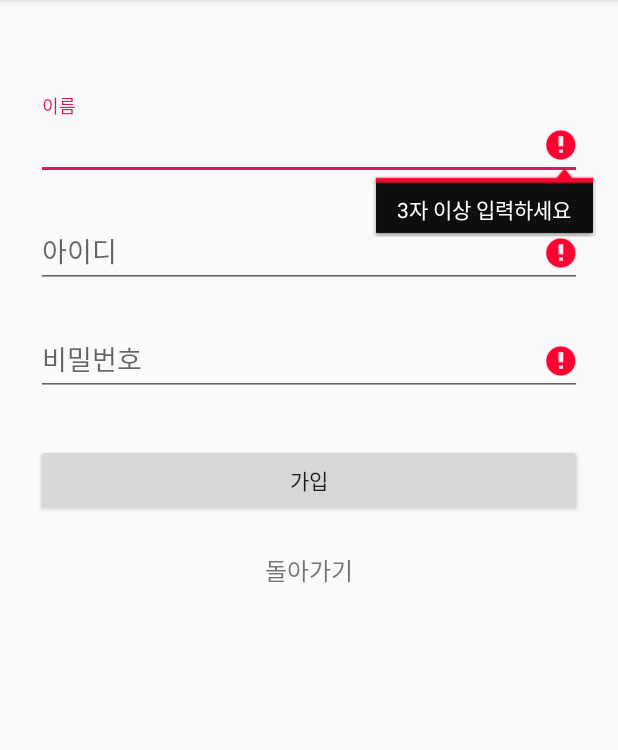
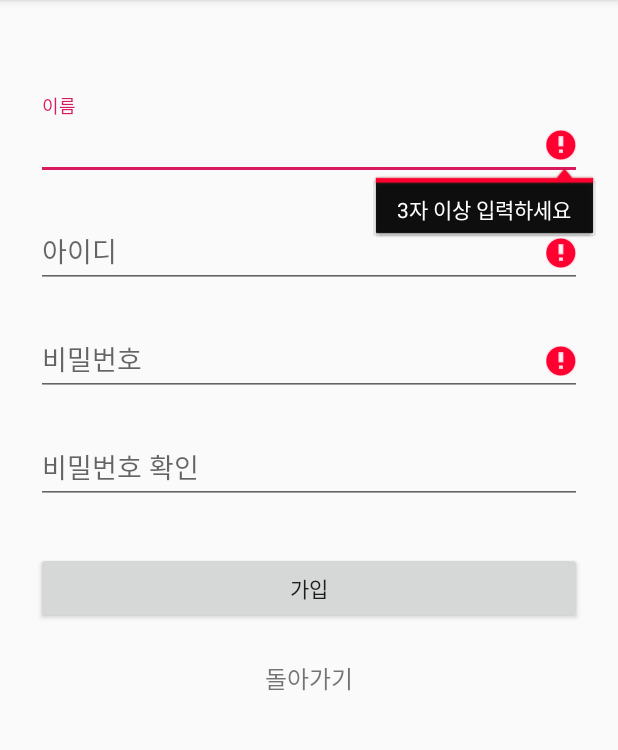
Before and after one commit to cyblack/HelpMom, an Android app: the RegisterActivity screen opened directly, with no data from a screen before it, after a tap on "가입", on a phone screen of 412 x 824 dp, the part 84-834 px from its top. Run offline under Robolectric (Android 15) with nearby library versions, the phone set to English and light mode, and no system bars.

Commit message:
Keyboard UI Fixed
Password Confirm Added

```diff
--- a/app/src/main/java/org/androidtown/helpmom/LoginActivity.java
+++ b/app/src/main/java/org/androidtown/helpmom/LoginActivity.java
@@ -6,6 +6,7 @@ import android.support.v7.app.AppCompatActivity;
 import android.os.Bundle;
 import android.util.Log;
 import android.view.View;
+import android.view.WindowManager;
 import android.widget.Button;
 import android.widget.EditText;
 import android.widget.ImageView;
@@ -31,6 +32,7 @@ public class LoginActivity extends AppCompatActivity {
     protected void onCreate(Bundle savedInstanceState) {
         super.onCreate(savedInstanceState);
         setContentView(R.layout.activity_login);
+        getWindow().setSoftInputMode(WindowManager.LayoutParams.SOFT_INPUT_ADJUST_PAN);
 
         id=(EditText)findViewById(R.id.id);
         pw=(EditText)findViewById(R.id.pw);
--- a/app/src/main/java/org/androidtown/helpmom/RegisterActivity.java
+++ b/app/src/main/java/org/androidtown/helpmom/RegisterActivity.java
@@ -6,6 +6,7 @@ import android.support.v7.app.AppCompatActivity;
 import android.os.Bundle;
 import android.util.Log;
 import android.view.View;
+import android.view.WindowManager;
 import android.widget.Button;
 import android.widget.EditText;
 import android.widget.TextView;
@@ -22,6 +23,7 @@ public class RegisterActivity extends AppCompatActivity {
     EditText name;
     EditText id;
     EditText pw;
+    EditText pwConfirm;
     Button registerBtn;
     TextView loginLink;
 
@@ -29,11 +31,14 @@ public class RegisterActivity extends AppCompatActivity {
     protected void onCreate(Bundle savedInstanceState) {
         super.onCreate(savedInstanceState);
         setContentView(R.layout.activity_register);
+        getWindow().setSoftInputMode(WindowManager.LayoutParams.SOFT_INPUT_ADJUST_PAN);
+
         name=(EditText)findViewById(R.id.input_name);
         id=(EditText)findViewById(R.id.input_id);
         pw=(EditText)findViewById(R.id.input_pw);
         registerBtn=(Button)findViewById(R.id.registerBtn);
         loginLink=(TextView)findViewById(R.id.link_login);
+        pwConfirm=(EditText)findViewById(R.id.input_pwConfirm);
 
         registerBtn.setOnClickListener(new View.OnClickListener(){
             @Override
@@ -135,6 +140,7 @@ public class RegisterActivity extends AppCompatActivity {
         String NAME = name.getText().toString();
         String ID = id.getText().toString();
         String PW = pw.getText().toString();
+        String PW_CONFIRM = pwConfirm.getText().toString();
 
         if (NAME.isEmpty() || name.length() < 3) {
             name.setError("3자 이상 입력하세요");
@@ -156,6 +162,12 @@ public class RegisterActivity extends AppCompatActivity {
         } else {
             pw.setError(null);
         }
+        if(!PW.equals(PW_CONFIRM))
+        {
+            pw.setError("비밀번호가 일치하지 않습니다");
+            pwConfirm.setError("비밀번호가 일치하지 않습니다");
+            valid=false;
+        }
 
         return valid;
     }//DB check required
--- a/app/src/main/res/layout/activity_login.xml
+++ b/app/src/main/res/layout/activity_login.xml
@@ -26,6 +26,7 @@
             android:layout_height="wrap_content"
             android:inputType="text"
             android:hint="아이디"
+            android:singleLine="true"
             />
 
     </android.support.design.widget.TextInputLayout>
@@ -41,7 +42,8 @@
             android:layout_width="match_parent"
             android:layout_height="wrap_content"
             android:inputType="textPassword"
-            android:hint="비밀번호"/>
+            android:hint="비밀번호"
+            android:singleLine="true"/>
 
     </android.support.design.widget.TextInputLayout>
 
--- a/app/src/main/res/layout/activity_register.xml
+++ b/app/src/main/res/layout/activity_register.xml
@@ -25,7 +25,9 @@
             android:layout_width="match_parent"
             android:layout_height="wrap_content"
             android:inputType="textCapWords"
-            android:hint="이름" />
+            android:hint="이름"
+            android:singleLine="true"
+            />
     </android.support.design.widget.TextInputLayout>
 
     <!-- Email Label -->
@@ -38,7 +40,8 @@
             android:layout_width="match_parent"
             android:layout_height="wrap_content"
             android:inputType="text"
-            android:hint="아이디" />
+            android:hint="아이디"
+            android:singleLine="true"/>
     </android.support.design.widget.TextInputLayout>
 
     <!-- Password Label -->
@@ -51,7 +54,22 @@
             android:layout_width="match_parent"
             android:layout_height="wrap_content"
             android:inputType="textPassword"
-            android:hint="비밀번호"/>
+            android:hint="비밀번호"
+            android:singleLine="true"/>
+    </android.support.design.widget.TextInputLayout>
+
+    <!-- PasswordConfirm Label -->
+    <android.support.design.widget.TextInputLayout
+        android:layout_width="match_parent"
+        android:layout_height="wrap_content"
+        android:layout_marginTop="8dp"
+        android:layout_marginBottom="8dp">
+        <EditText android:id="@+id/input_pwConfirm"
+            android:layout_width="match_parent"
+            android:layout_height="wrap_content"
+            android:inputType="textPassword"
+            android:hint="비밀번호 확인"
+            android:singleLine="true"/>
     </android.support.design.widget.TextInputLayout>
 
     <!-- Register Button -->
--- a/app/src/main/res/layout/activity_room_create.xml
+++ b/app/src/main/res/layout/activity_room_create.xml
@@ -24,7 +24,9 @@
             android:layout_width="match_parent"
             android:layout_height="wrap_content"
             android:inputType="text"
-            android:hint="그룹 이름"/>
+            android:hint="그룹 이름"
+            android:singleLine="true"/>
+        />
 
     </android.support.design.widget.TextInputLayout>
 
--- a/app/src/main/res/layout/activity_room_join.xml
+++ b/app/src/main/res/layout/activity_room_join.xml
@@ -39,6 +39,7 @@
             android:layout_height="wrap_content"
             android:inputType="text"
             android:hint="리더 아이디"
+            android:singleLine="true"/>
             />
 
     </android.support.design.widget.TextInputLayout>
@@ -54,7 +55,9 @@
             android:layout_width="match_parent"
             android:layout_height="wrap_content"
             android:inputType="textPassword"
-            android:hint="그룹 비밀번호"/>
+            android:hint="그룹 비밀번호"
+            android:singleLine="true"
+            />
 
     </android.support.design.widget.TextInputLayout>
 
```
